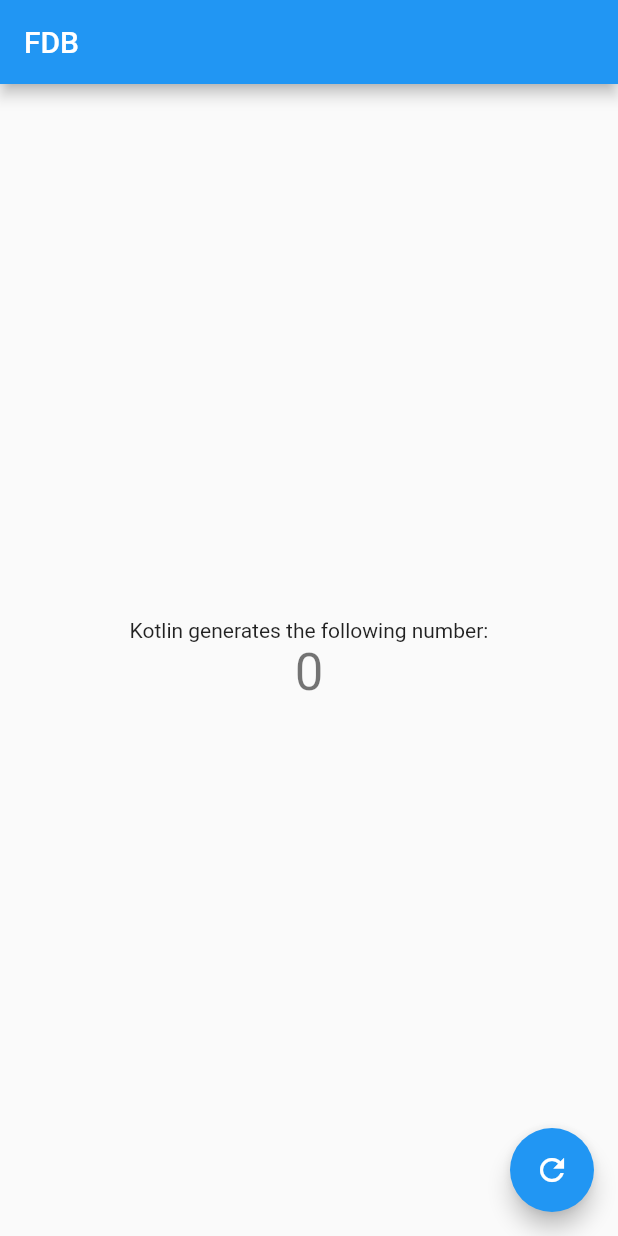
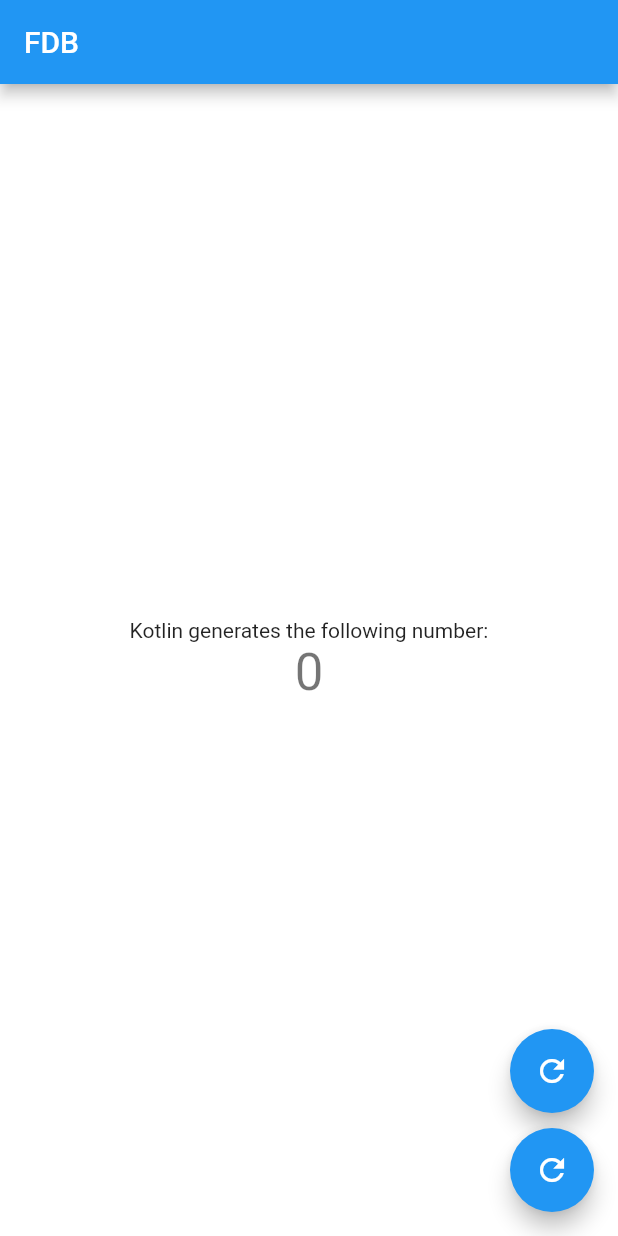
Before and after one commit to FehmiDeniz/flutter-with-kotlin, a Flutter app: the screen it shows after launch, on a phone screen of 412 x 824 dp. Run offline on Flutter 3.47's test engine with Material 2 defaults, Android fonts, the phone set to English and light mode, and no system bars.

Commit message:
rastgele renk değiştirme eklendi

```diff
--- a/lib/home_view.dart
+++ b/lib/home_view.dart
@@ -10,7 +10,16 @@ class MyHomePage extends StatefulWidget {
 
 class _MyHomePageState extends State<MyHomePage> {
   int _counter = 0;
+  Color backgroundColor = Colors.white;
   static const platform = MethodChannel('fdb-example');
+  Future<void> _generateRandomColor() async {
+    int randomColor;
+    randomColor = await platform.invokeMethod('getRandomColor');
+    setState(() {
+      backgroundColor = Color(randomColor);
+    });
+  }
+
   Future<void> _generateRandomNumber() async {
     int random;
     try {
@@ -26,6 +35,7 @@ class _MyHomePageState extends State<MyHomePage> {
   @override
   Widget build(BuildContext context) {
     return Scaffold(
+      backgroundColor: backgroundColor,
       appBar: AppBar(
         title: Text(widget.title),
       ),
@@ -43,10 +53,20 @@ class _MyHomePageState extends State<MyHomePage> {
           ],
         ),
       ),
-      floatingActionButton: FloatingActionButton(
-        onPressed: _generateRandomNumber,
-        tooltip: 'Generate',
-        child: const Icon(Icons.refresh),
+      floatingActionButton: Column(mainAxisAlignment: MainAxisAlignment.end,
+        children: [
+          FloatingActionButton(
+            onPressed: _generateRandomNumber,
+            tooltip: 'Generate',
+            child: const Icon(Icons.refresh),
+          ),
+          SizedBox(height: 10,),
+          FloatingActionButton(
+            onPressed: _generateRandomColor,
+            tooltip: 'Generate',
+            child: const Icon(Icons.refresh),
+          ),
+        ],
       ),
     );
   }
```
Also changed, not shown: 1 other file.
